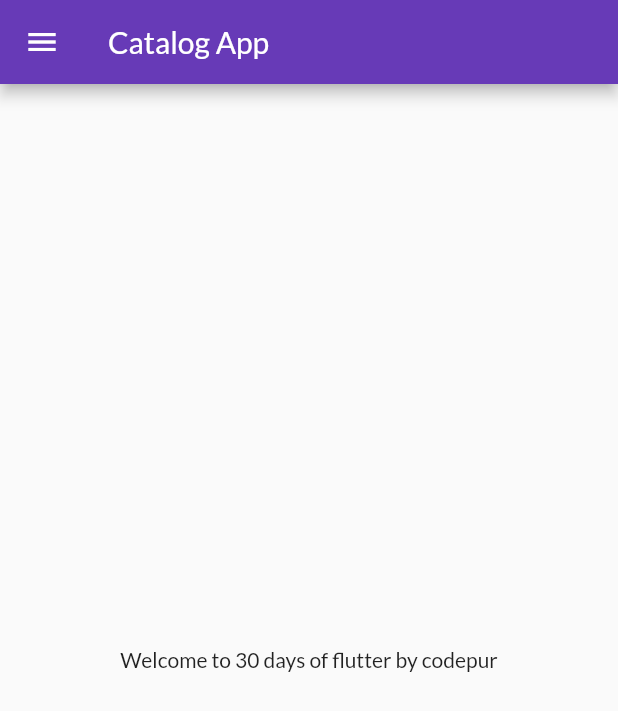
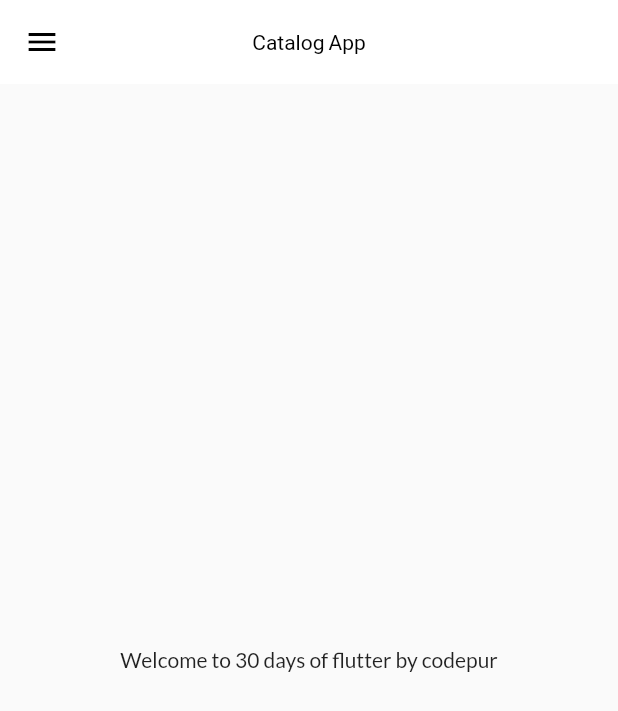
Before and after one commit to shahroz-dev/FlutterTutorials, a Flutter app: the screen it shows after launch, on a phone screen of 412 x 824 dp. Shown: the top 711 px of the screen. Run offline on Flutter 3.47's test engine with Material 2 defaults, Android fonts, the phone set to English and light mode, and no system bars; our stand-ins replace google_fonts.

Commit message:
tenth commit

```diff
--- a/lib/main.dart
+++ b/lib/main.dart
@@ -1,5 +1,6 @@
 import 'package:flutter/material.dart';
 import 'package:fluttertutorials/Pages/login_page.dart';
+import 'package:fluttertutorials/widgets/themes.dart';
 
 import 'Pages/home_page.dart';
 import "utils/routes.dart";
@@ -19,12 +20,9 @@
 
     return MaterialApp(
       themeMode: ThemeMode.light,
-      theme: ThemeData(
-          primarySwatch: Colors.deepPurple,
-          fontFamily: GoogleFonts.lato().fontFamily),
-      darkTheme: ThemeData(
-        brightness: Brightness.dark,
-      ),
+      theme: MyThemes.lightTheme(context),
+      darkTheme: MyThemes.darkTheme(context),
+      debugShowCheckedModeBanner: false,
       initialRoute: MyRoutes.homeRoute,
       routes: {
         "/": (context) => const LoginPage(),
--- /dev/null
+++ b/lib/widgets/themes.dart
@@ -0,0 +1,17 @@
+import "package:flutter/material.dart";
+import "package:google_fonts/google_fonts.dart";
+
+class MyThemes {
+  static ThemeData lightTheme(BuildContext context) => ThemeData(
+      primarySwatch: Colors.deepPurple,
+      fontFamily: GoogleFonts.lato().fontFamily,
+      appBarTheme: AppBarTheme(
+          color: Colors.white,
+          elevation: 0.0,
+          iconTheme: IconThemeData(color: Colors.black),
+          titleTextStyle: TextStyle(color: Colors.black),
+          centerTitle: true));
+
+  static ThemeData darkTheme(BuildContext context) =>
+      ThemeData(brightness: Brightness.dark);
+}
```
Also changed, not shown: lib/models/catalog.dart (added, +18 -0 lines).
